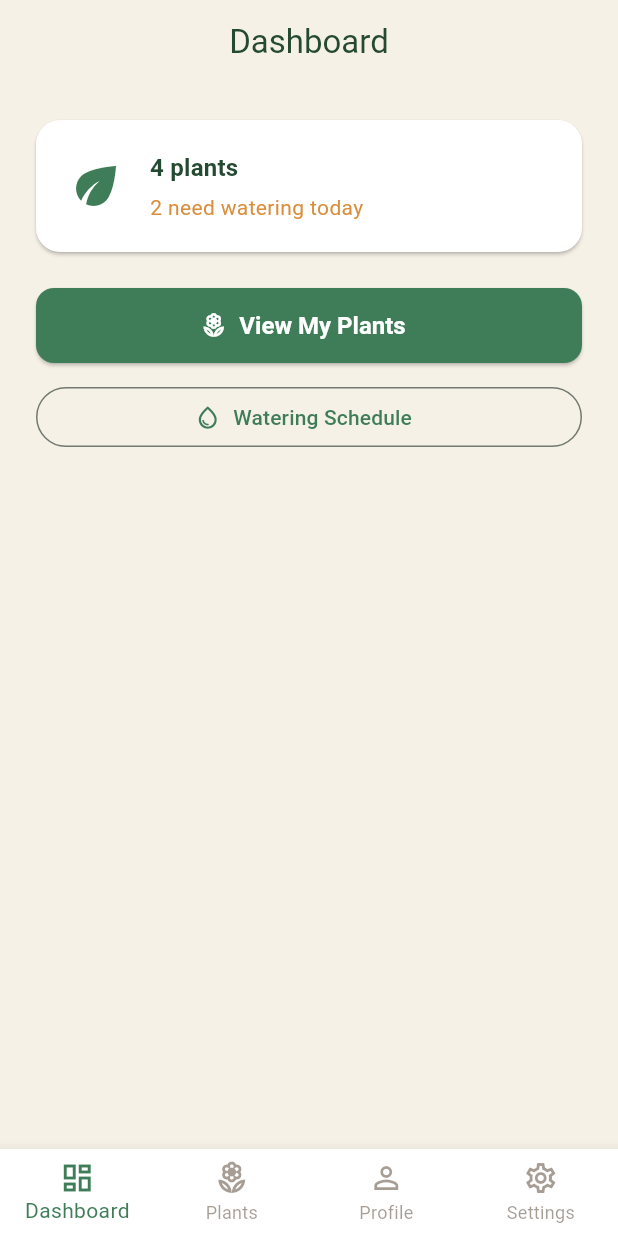
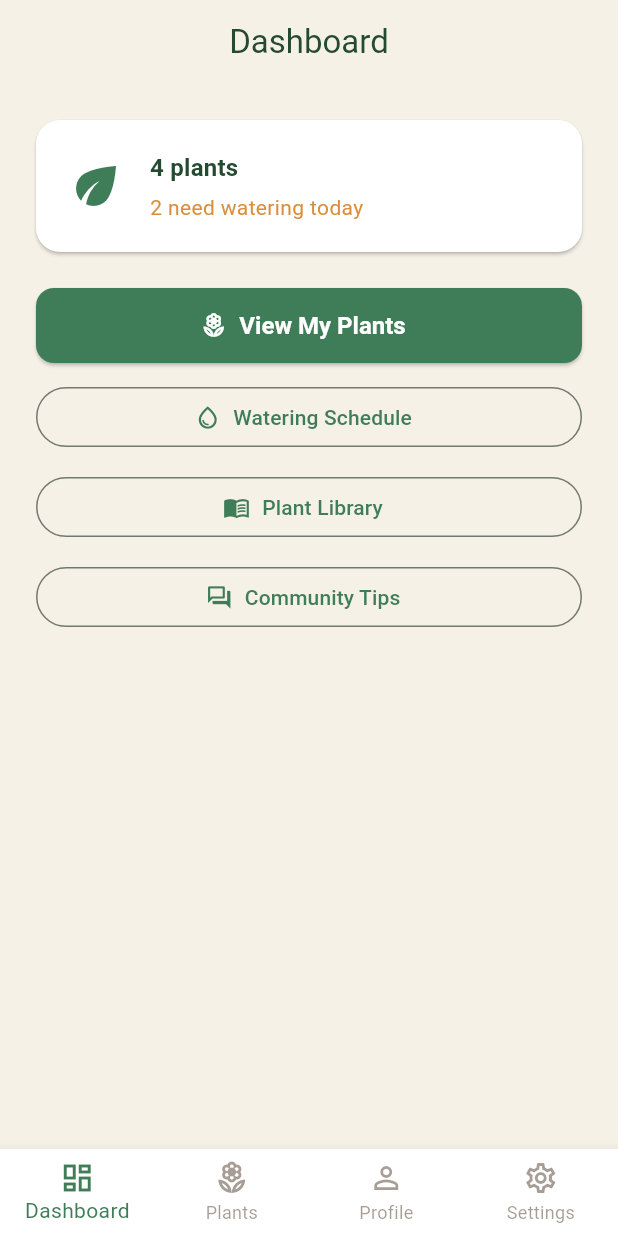
Before and after one commit to Suveh/leaf, a Flutter app: the screen it shows after launch, after a tap on "Get Started", after a tap on "Sign Up", on a phone screen of 412 x 824 dp. Run offline on Flutter 3.47's test engine with Material 3 defaults, Android fonts, the phone set to English and light mode, and no system bars.

Commit message:
Add plant library, community feed screens; flesh out profile/settings
Adds a searchable plant care library (10 dummy species with difficulty
tags and blurbs) and a read-only community tips feed, both reachable
from new dashboard quick-action buttons. Replaces the profile and
settings placeholders with real content: dummy user info + working
log-out (resets nav to onboarding), and notification/dark-mode/units
toggles backed by a local SettingsModel. Removes the now-unused
ComingSoonPlaceholder widget. No backend/persistence.

Closes #7

```diff
--- a/lib/features/dashboard/dashboard_screen.dart
+++ b/lib/features/dashboard/dashboard_screen.dart
@@ -2,6 +2,8 @@ import 'package:flutter/material.dart';
 import 'package:provider/provider.dart';
 
 import '../../theme/theme_data.dart';
+import '../community_feed/community_feed_screen.dart';
+import '../plant_library/plant_library_screen.dart';
 import '../plants/plants_provider.dart';
 import '../reminders/reminders_screen.dart';
 
@@ -38,6 +40,30 @@ class DashboardScreen extends StatelessWidget {
                 },
                 icon: const Icon(Icons.water_drop_outlined),
                 label: const Text('Watering Schedule'),
+              ),
+              const SizedBox(height: 12),
+              OutlinedButton.icon(
+                onPressed: () {
+                  Navigator.of(context).push(
+                    MaterialPageRoute(
+                      builder: (_) => const PlantLibraryScreen(),
+                    ),
+                  );
+                },
+                icon: const Icon(Icons.menu_book_outlined),
+                label: const Text('Plant Library'),
+              ),
+              const SizedBox(height: 12),
+              OutlinedButton.icon(
+                onPressed: () {
+                  Navigator.of(context).push(
+                    MaterialPageRoute(
+                      builder: (_) => const CommunityFeedScreen(),
+                    ),
+                  );
+                },
+                icon: const Icon(Icons.forum_outlined),
+                label: const Text('Community Tips'),
               ),
             ],
           ),
--- a/lib/features/profile/profile_screen.dart
+++ b/lib/features/profile/profile_screen.dart
@@ -1,19 +1,64 @@
 import 'package:flutter/material.dart';
 
-import '../../shared/coming_soon_placeholder.dart';
+import '../../theme/theme_data.dart';
+import '../onboarding/onboarding_screen.dart';
 
-/// Placeholder Profile tab — full profile management comes later.
+/// Dummy profile — no real account system yet. "Log Out" just resets
+/// navigation back to onboarding.
 class ProfileScreen extends StatelessWidget {
   const ProfileScreen({super.key});
 
+  static const _dummyName = 'Ivy Gardener';
+  static const _dummyEmail = 'ivy.gardener@example.com';
+
   @override
   Widget build(BuildContext context) {
+    final theme = Theme.of(context);
+
     return Scaffold(
       appBar: AppBar(title: const Text('Profile')),
-      body: const ComingSoonPlaceholder(
-        icon: Icons.person_outline,
-        message: 'Your profile is coming soon',
+      body: SafeArea(
+        child: Padding(
+          padding: const EdgeInsets.all(24),
+          child: Column(
+            crossAxisAlignment: CrossAxisAlignment.stretch,
+            children: [
+              const SizedBox(height: 16),
+              const CircleAvatar(
+                radius: 48,
+                backgroundColor: AppColors.placeholderFill,
+                foregroundColor: AppColors.primaryGreen,
+                child: Icon(Icons.person, size: 48),
+              ),
+              const SizedBox(height: 16),
+              Text(
+                _dummyName,
+                textAlign: TextAlign.center,
+                style: theme.textTheme.headlineMedium,
+              ),
+              const SizedBox(height: 4),
+              Text(
+                _dummyEmail,
+                textAlign: TextAlign.center,
+                style: theme.textTheme.bodyMedium,
+              ),
+              const SizedBox(height: 40),
+              OutlinedButton.icon(
+                onPressed: () => _logOut(context),
+                icon: const Icon(Icons.logout),
+                label: const Text('Log Out'),
+              ),
+            ],
+          ),
+        ),
       ),
     );
   }
+
+  void _logOut(BuildContext context) {
+    Navigator.of(context).pushAndRemoveUntil(
+      MaterialPageRoute(builder: (_) => const OnboardingScreen()),
+      (route) => false,
+    );
+  }
 }
--- a/lib/features/settings/settings_screen.dart
+++ b/lib/features/settings/settings_screen.dart
@@ -1,18 +1,60 @@
 import 'package:flutter/material.dart';
+import 'package:provider/provider.dart';
 
-import '../../shared/coming_soon_placeholder.dart';
+import 'settings_model.dart';
 
-/// Placeholder Settings tab — real settings come later.
+/// Basic settings toggles. No persistence yet — values reset each app
+/// launch, and dark mode is a visual toggle only (not wired to a real
+/// theme switch).
 class SettingsScreen extends StatelessWidget {
   const SettingsScreen({super.key});
 
   @override
   Widget build(BuildContext context) {
+    return ChangeNotifierProvider(
+      create: (_) => SettingsModel(),
+      child: const _SettingsBody(),
+    );
+  }
+}
+
+class _SettingsBody extends StatelessWidget {
+  const _SettingsBody();
+
+  @override
+  Widget build(BuildContext context) {
+    final settings = context.watch<SettingsModel>();
+
     return Scaffold(
       appBar: AppBar(title: const Text('Settings')),
-      body: const ComingSoonPlaceholder(
-        icon: Icons.settings_outlined,
-        message: 'Settings are coming soon',
+      body: ListView(
+        children: [
+          SwitchListTile(
+            secondary: const Icon(Icons.notifications_outlined),
+            title: const Text('Notifications'),
+            subtitle: const Text('Get reminders when a plant needs care'),
+            value: settings.notificationsEnabled,
+            onChanged: settings.setNotificationsEnabled,
+          ),
+          SwitchListTile(
+            secondary: const Icon(Icons.dark_mode_outlined),
+            title: const Text('Dark Mode'),
+            subtitle: const Text('Not available yet — display only'),
+            value: settings.darkModeEnabled,
+            onChanged: settings.setDarkModeEnabled,
+          ),
+          SwitchListTile(
+            secondary: const Icon(Icons.straighten_outlined),
+            title: const Text('Use Imperial Units'),
+            subtitle: Text(
+              settings.useImperialUnits
+                  ? 'Inches, gallons, °F'
+                  : 'Centimeters, liters, °C',
+            ),
+            value: settings.useImperialUnits,
+            onChanged: settings.setUseImperialUnits,
+          ),
+        ],
       ),
     );
   }
--- a/lib/shared/coming_soon_placeholder.dart
+++ /dev/null
@@ -1,30 +0,0 @@
-import 'package:flutter/material.dart';
-
-import '../theme/theme_data.dart';
-
-/// Centered icon + message used by screens that don't have real content
-/// yet (e.g. Profile, Settings).
-class ComingSoonPlaceholder extends StatelessWidget {
-  const ComingSoonPlaceholder({
-    super.key,
-    required this.icon,
-    required this.message,
-  });
-
-  final IconData icon;
-  final String message;
-
-  @override
-  Widget build(BuildContext context) {
-    return Center(
-      child: Column(
-        mainAxisSize: MainAxisSize.min,
-        children: [
-          Icon(icon, size: 48, color: AppColors.leafGreen),
-          const SizedBox(height: 12),
-          Text(message, style: const TextStyle(color: AppColors.soilBrown)),
-        ],
-      ),
-    );
-  }
-}
```
Also changed, not shown: lib/features/community_feed/community_feed_screen.dart (added, +86 -0 lines), lib/features/community_feed/community_tip.dart (added, +65 -0 lines), lib/features/plant_library/plant_library_entry.dart (added, +116 -0 lines), lib/features/plant_library/plant_library_screen.dart (added, +132 -0 lines), lib/features/plant_library/plant_library_search_model.dart (added, +31 -0 lines), lib/features/settings/settings_model.dart (added, +29 -0 lines), 1 other file.
